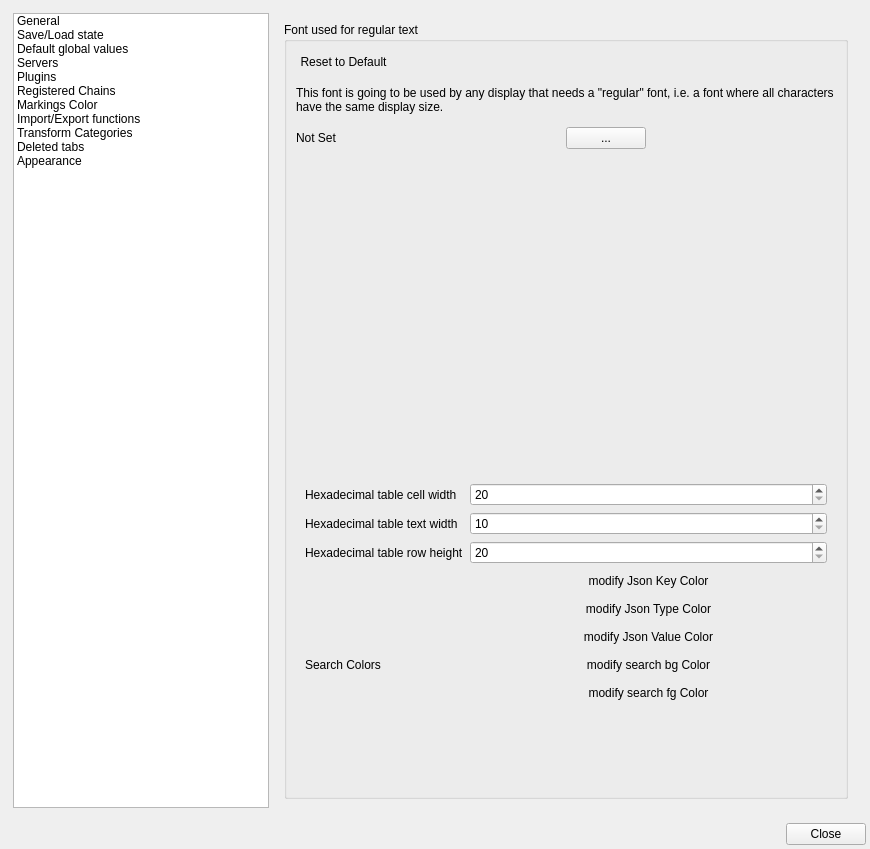
metrodango/pip3line, file gui/settingsdialog.ui: the form before one commit.
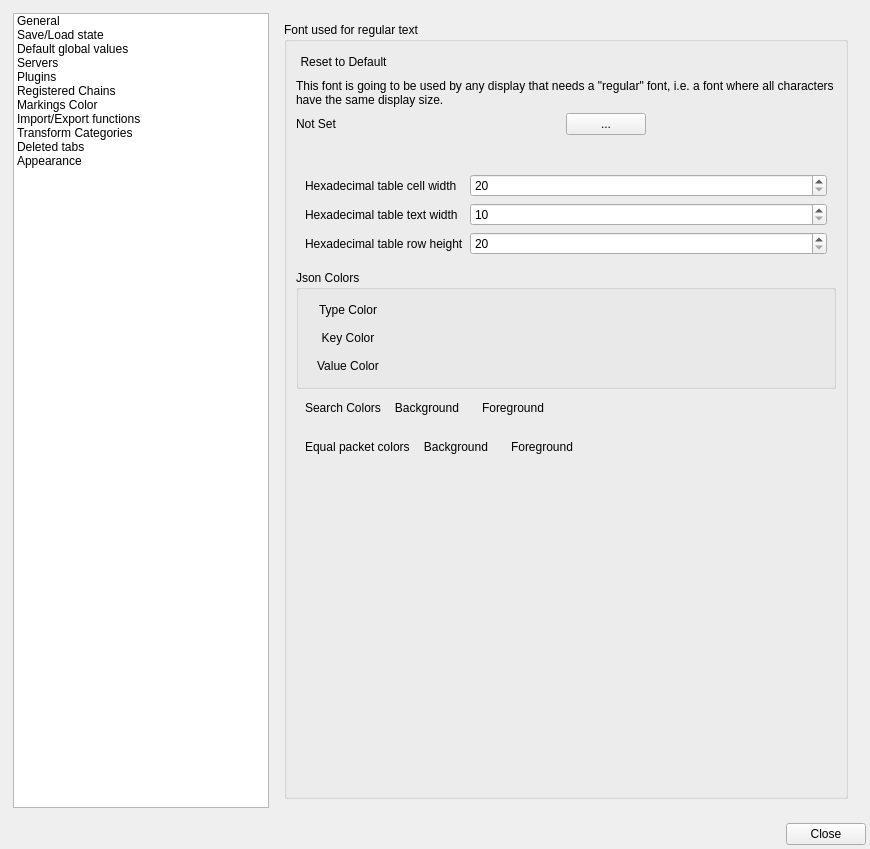
The form after the commit. Icons and pictures are not drawn. Custom widgets are drawn as their Qt base class.

The edit to the form file:
```diff
--- a/gui/settingsdialog.ui
+++ b/gui/settingsdialog.ui
@@ -1369,66 +1369,216 @@
                   </property>
                  </widget>
                 </item>
-                <item row="3" column="1">
-                 <widget class="QPushButton" name="jsonKeyColorPushButton">
-                  <property name="text">
-                   <string>modify Json Key Color</string>
-                  </property>
-                  <property name="flat">
-                   <bool>true</bool>
-                  </property>
-                 </widget>
-                </item>
-                <item row="4" column="1">
+               </layout>
+              </widget>
+             </item>
+             <item>
+              <widget class="QGroupBox" name="jsonColorGroupBox">
+               <property name="title">
+                <string>Json Colors</string>
+               </property>
+               <layout class="QVBoxLayout" name="verticalLayout_22">
+                <item>
                  <widget class="QPushButton" name="jsonValueColorPushButton">
+                  <property name="sizePolicy">
+                   <sizepolicy hsizetype="Maximum" vsizetype="Fixed">
+                    <horstretch>0</horstretch>
+                    <verstretch>0</verstretch>
+                   </sizepolicy>
+                  </property>
                   <property name="text">
-                   <string>modify Json Type Color</string>
+                   <string>Type Color</string>
                   </property>
                   <property name="flat">
                    <bool>true</bool>
                   </property>
                  </widget>
                 </item>
-                <item row="5" column="1">
+                <item>
+                 <widget class="QPushButton" name="jsonKeyColorPushButton">
+                  <property name="sizePolicy">
+                   <sizepolicy hsizetype="Maximum" vsizetype="Fixed">
+                    <horstretch>0</horstretch>
+                    <verstretch>0</verstretch>
+                   </sizepolicy>
+                  </property>
+                  <property name="text">
+                   <string>Key Color</string>
+                  </property>
+                  <property name="flat">
+                   <bool>true</bool>
+                  </property>
+                 </widget>
+                </item>
+                <item>
                  <widget class="QPushButton" name="jsonTypeColorPushButton">
-                  <property name="text">
-                   <string>modify Json Value Color</string>
+                  <property name="sizePolicy">
+                   <sizepolicy hsizetype="Maximum" vsizetype="Fixed">
+                    <horstretch>0</horstretch>
+                    <verstretch>0</verstretch>
+                   </sizepolicy>
                   </property>
-                  <property name="flat">
-                   <bool>true</bool>
-                  </property>
-                 </widget>
-                </item>
-                <item row="6" column="1">
-                 <widget class="QPushButton" name="searchBgPushButton">
                   <property name="text">
-                   <string>modify search bg Color</string>
+                   <string>Value Color</string>
                   </property>
                   <property name="flat">
                    <bool>true</bool>
                   </property>
                  </widget>
                 </item>
-                <item row="7" column="1">
-                 <widget class="QPushButton" name="searchFgPushButton">
-                  <property name="text">
-                   <string>modify search fg Color</string>
-                  </property>
-                  <property name="flat">
-                   <bool>true</bool>
-                  </property>
-                 </widget>
-                </item>
-                <item row="6" column="0">
+               </layout>
+              </widget>
+             </item>
+             <item>
+              <widget class="QWidget" name="searchColorWidget" native="true">
+               <layout class="QHBoxLayout" name="horizontalLayout_10">
+                <property name="topMargin">
+                 <number>2</number>
+                </property>
+                <property name="rightMargin">
+                 <number>2</number>
+                </property>
+                <property name="bottomMargin">
+                 <number>2</number>
+                </property>
+                <item alignment="Qt::AlignLeft">
                  <widget class="QLabel" name="searchColorLabel">
+                  <property name="sizePolicy">
+                   <sizepolicy hsizetype="Maximum" vsizetype="Preferred">
+                    <horstretch>0</horstretch>
+                    <verstretch>0</verstretch>
+                   </sizepolicy>
+                  </property>
                   <property name="text">
                    <string>Search Colors</string>
                   </property>
                  </widget>
                 </item>
+                <item alignment="Qt::AlignLeft">
+                 <widget class="QPushButton" name="searchBgPushButton">
+                  <property name="sizePolicy">
+                   <sizepolicy hsizetype="Maximum" vsizetype="Fixed">
+                    <horstretch>0</horstretch>
+                    <verstretch>0</verstretch>
+                   </sizepolicy>
+                  </property>
+                  <property name="text">
+                   <string>Background</string>
+                  </property>
+                  <property name="flat">
+                   <bool>true</bool>
+                  </property>
+                 </widget>
+                </item>
+                <item alignment="Qt::AlignLeft">
+                 <widget class="QPushButton" name="searchFgPushButton">
+                  <property name="sizePolicy">
+                   <sizepolicy hsizetype="Maximum" vsizetype="Fixed">
+                    <horstretch>0</horstretch>
+                    <verstretch>0</verstretch>
+                   </sizepolicy>
+                  </property>
+                  <property name="text">
+                   <string>Foreground</string>
+                  </property>
+                  <property name="flat">
+                   <bool>true</bool>
+                  </property>
+                 </widget>
+                </item>
+                <item>
+                 <spacer name="horizontalSpacer_4">
+                  <property name="orientation">
+                   <enum>Qt::Horizontal</enum>
+                  </property>
+                  <property name="sizeHint" stdset="0">
+                   <size>
+                    <width>40</width>
+                    <height>20</height>
+                   </size>
+                  </property>
+                 </spacer>
+                </item>
                </layout>
               </widget>
              </item>
+             <item>
+              <widget class="QWidget" name="equalPacketsWidget" native="true">
+               <layout class="QHBoxLayout" name="horizontalLayout_11">
+                <item alignment="Qt::AlignLeft">
+                 <widget class="QLabel" name="equalPacketsLabel">
+                  <property name="sizePolicy">
+                   <sizepolicy hsizetype="Maximum" vsizetype="Preferred">
+                    <horstretch>0</horstretch>
+                    <verstretch>0</verstretch>
+                   </sizepolicy>
+                  </property>
+                  <property name="text">
+                   <string>Equal packet colors</string>
+                  </property>
+                 </widget>
+                </item>
+                <item>
+                 <widget class="QPushButton" name="equalPacketsBGPushButton">
+                  <property name="sizePolicy">
+                   <sizepolicy hsizetype="Maximum" vsizetype="Fixed">
+                    <horstretch>0</horstretch>
+                    <verstretch>0</verstretch>
+                   </sizepolicy>
+                  </property>
+                  <property name="text">
+                   <string>Background</string>
+                  </property>
+                  <property name="flat">
+                   <bool>true</bool>
+                  </property>
+                 </widget>
+                </item>
+                <item>
+                 <widget class="QPushButton" name="equalPacketsFGPushButton">
+                  <property name="sizePolicy">
+                   <sizepolicy hsizetype="Maximum" vsizetype="Fixed">
+                    <horstretch>0</horstretch>
+                    <verstretch>0</verstretch>
+                   </sizepolicy>
+                  </property>
+                  <property name="text">
+                   <string>Foreground</string>
+                  </property>
+                  <property name="flat">
+                   <bool>true</bool>
+                  </property>
+                 </widget>
+                </item>
+                <item>
+                 <spacer name="horizontalSpacer_5">
+                  <property name="orientation">
+                   <enum>Qt::Horizontal</enum>
+                  </property>
+                  <property name="sizeHint" stdset="0">
+                   <size>
+                    <width>40</width>
+                    <height>20</height>
+                   </size>
+                  </property>
+                 </spacer>
+                </item>
+               </layout>
+              </widget>
+             </item>
+             <item>
+              <spacer name="verticalSpacer_6">
+               <property name="orientation">
+                <enum>Qt::Vertical</enum>
+               </property>
+               <property name="sizeHint" stdset="0">
+                <size>
+                 <width>20</width>
+                 <height>40</height>
+                </size>
+               </property>
+              </spacer>
+             </item>
             </layout>
            </widget>
           </item>
```
Left out of the diff: 14 changed lines with no effect on the pictures.
